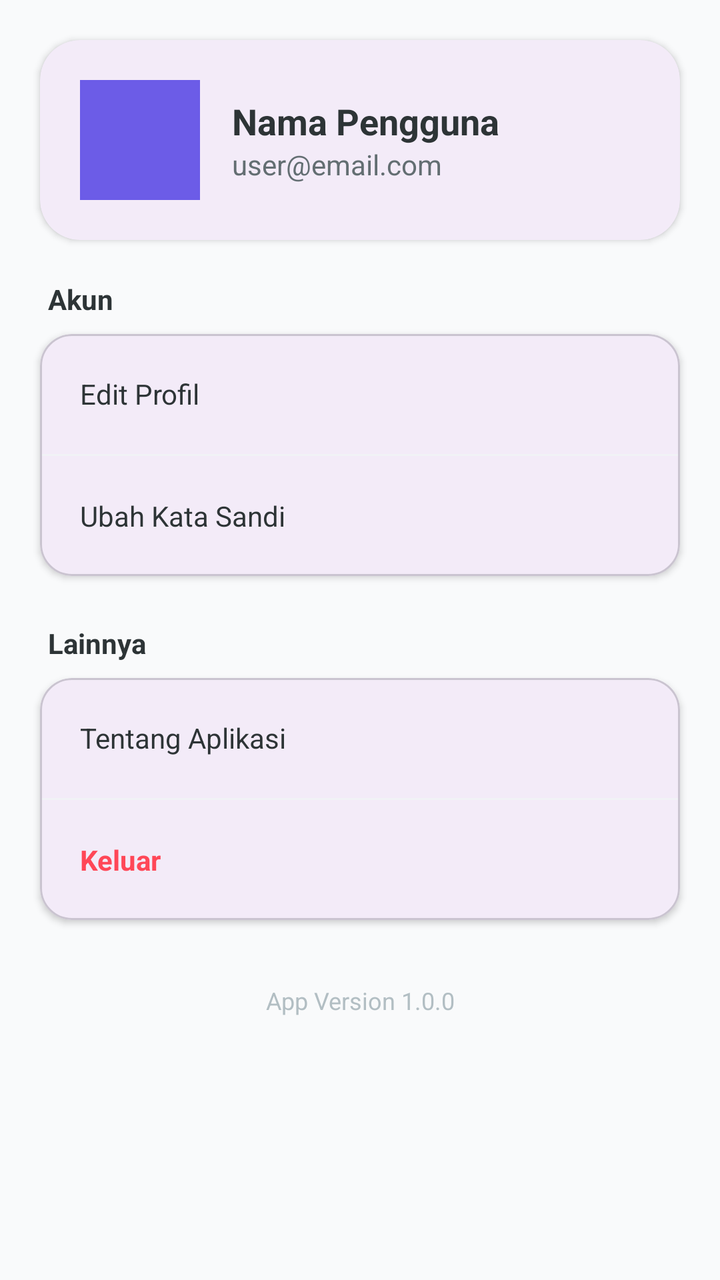
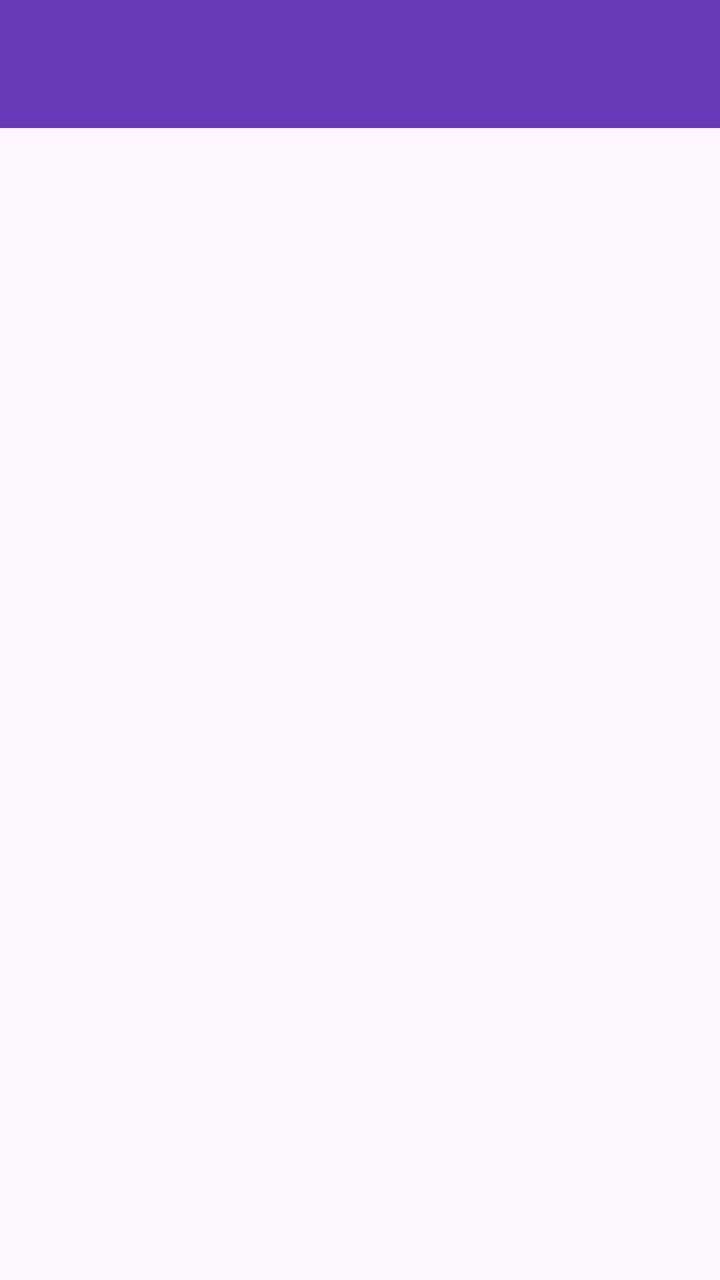

Before-and-after screenshots of an Android layout around one commit, followed by the original layout XML and the change that was made.
<!-- AndroidManifest.xml: application theme Theme.NauraApps -->
<!-- res/layout/fragment_more.xml -->
<?xml version="1.0" encoding="utf-8"?>
<androidx.core.widget.NestedScrollView xmlns:android="http://schemas.android.com/apk/res/android"
    xmlns:app="http://schemas.android.com/apk/res-auto"
    xmlns:tools="http://schemas.android.com/tools"
    android:layout_width="match_parent"
    android:layout_height="match_parent"
    android:background="#F9FAFB"
    tools:context=".More.MoreFragment">

    <LinearLayout
        android:layout_width="match_parent"
        android:layout_height="wrap_content"
        android:orientation="vertical"
        android:paddingBottom="40dp">

        <com.google.android.material.card.MaterialCardView
            android:layout_width="match_parent"
            android:layout_height="wrap_content"
            android:layout_margin="20dp"
            app:cardCornerRadius="20dp"
            app:cardElevation="2dp"
            app:strokeWidth="0dp">

            <LinearLayout
                android:layout_width="match_parent"
                android:layout_height="wrap_content"
                android:gravity="center_vertical"
                android:orientation="horizontal"
                android:padding="20dp">

                <View
                    android:layout_width="60dp"
                    android:layout_height="60dp"
                    android:background="#DFE6ED"
                    android:backgroundTint="#6C5CE7"
                    android:foreground="@drawable/ic_person"
                    android:foregroundGravity="center" />

                <LinearLayout
                    android:layout_width="wrap_content"
                    android:layout_height="wrap_content"
                    android:layout_marginStart="16dp"
                    android:orientation="vertical">

                    <TextView
                        android:layout_width="wrap_content"
                        android:layout_height="wrap_content"
                        android:text="Nama Pengguna"
                        android:textColor="#2D3436"
                        android:textSize="18sp"
                        android:textStyle="bold" />

                    <TextView
                        android:layout_width="wrap_content"
                        android:layout_height="wrap_content"
                        android:text="user@email.com"
                        android:textColor="#636E72"
                        android:textSize="14sp" />
                </LinearLayout>
            </LinearLayout>
        </com.google.android.material.card.MaterialCardView>

        <TextView
            android:layout_width="wrap_content"
            android:layout_height="wrap_content"
            android:layout_marginHorizontal="24dp"
            android:layout_marginBottom="8dp"
            android:text="Akun"
            android:textColor="#2D3436"
            android:textSize="14sp"
            android:textStyle="bold" />

        <com.google.android.material.card.MaterialCardView
            android:layout_width="match_parent"
            android:layout_height="wrap_content"
            android:layout_marginHorizontal="20dp"
            android:layout_marginBottom="24dp"
            app:cardCornerRadius="16dp"
            app:cardElevation="2dp">

            <LinearLayout
                android:layout_width="match_parent"
                android:layout_height="wrap_content"
                android:orientation="vertical">

                <TextView
                    android:layout_width="match_parent"
                    android:layout_height="60dp"
                    android:gravity="center_vertical"
                    android:paddingHorizontal="20dp"
                    android:text="Edit Profil"
                    android:textColor="#2D3436" />

                <View
                    android:layout_width="match_parent"
                    android:layout_height="1dp"
                    android:background="#F1F2F6" />

                <TextView
                    android:layout_width="match_parent"
                    android:layout_height="60dp"
                    android:gravity="center_vertical"
                    android:paddingHorizontal="20dp"
                    android:text="Ubah Kata Sandi"
                    android:textColor="#2D3436" />

            </LinearLayout>
        </com.google.android.material.card.MaterialCardView>

        <TextView
            android:layout_width="wrap_content"
            android:layout_height="wrap_content"
            android:layout_marginHorizontal="24dp"
            android:layout_marginBottom="8dp"
            android:text="Lainnya"
            android:textColor="#2D3436"
            android:textSize="14sp"
            android:textStyle="bold" />

        <com.google.android.material.card.MaterialCardView
            android:layout_width="match_parent"
            android:layout_height="wrap_content"
            android:layout_marginHorizontal="20dp"
            app:cardCornerRadius="16dp"
            app:cardElevation="2dp">

            <LinearLayout
                android:layout_width="match_parent"
                android:layout_height="wrap_content"
                android:orientation="vertical">

                <TextView
                    android:layout_width="match_parent"
                    android:layout_height="60dp"
                    android:gravity="center_vertical"
                    android:paddingHorizontal="20dp"
                    android:text="Tentang Aplikasi"
                    android:textColor="#2D3436" />

                <View
                    android:layout_width="match_parent"
                    android:layout_height="1dp"
                    android:background="#F1F2F6" />

                <TextView
                    android:layout_width="match_parent"
                    android:layout_height="60dp"
                    android:gravity="center_vertical"
                    android:paddingHorizontal="20dp"
                    android:text="Keluar"
                    android:textColor="#FF4757"
                    android:textStyle="bold" />

            </LinearLayout>
        </com.google.android.material.card.MaterialCardView>

        <TextView
            android:layout_width="match_parent"
            android:layout_height="wrap_content"
            android:layout_marginTop="32dp"
            android:gravity="center"
            android:text="App Version 1.0.0"
            android:textColor="#B2BEC3"
            android:textSize="12sp" />

    </LinearLayout>
</androidx.core.widget.NestedScrollView>
<!-- resources referenced by this layout -->
<resources>
  <!-- drawable ic_person (drawable) -->
  <vector xmlns:android="http://schemas.android.com/apk/res/android" android:height="24dp" android:tint="#000000" android:viewportHeight="960" android:viewportWidth="960" android:width="24dp">
        
      <path android:fillColor="@android:color/white" android:pathData="M200,760L200,760Q200,760 200,760Q200,760 200,760L200,200Q200,200 200,200Q200,200 200,200L200,200Q200,200 200,200Q200,200 200,200L200,379Q200,370 200,365Q200,360 200,360Q200,360 200,412.5Q200,465 200,540Q200,563 200,585Q200,607 200,627Q200,644 200,675Q200,706 200,760ZM280,520L501,520Q503,498 511,478Q519,458 531,440L280,440L280,520ZM280,680L437,680Q454,660 476,647.5Q498,635 522,627Q518,621 515,614Q512,607 510,600L280,600L280,680ZM280,360L680,360Q680,360 680,360Q680,360 680,360L680,280L280,280L280,360ZM200,840Q167,840 143.5,816.5Q120,793 120,760L120,200Q120,167 143.5,143.5Q167,120 200,120L760,120Q793,120 816.5,143.5Q840,167 840,200L840,458Q826,432 806,412Q786,392 760,379L760,200Q760,200 760,200Q760,200 760,200L200,200Q200,200 200,200Q200,200 200,200L200,760Q200,760 200,760Q200,760 200,760L402,760Q401,766 400.5,772Q400,778 400,784L400,840L200,840ZM609,611Q580,582 580,540Q580,498 609,469Q638,440 680,440Q722,440 751,469Q780,498 780,540Q780,582 751,611Q722,640 680,640Q638,640 609,611ZM480,840L480,784Q480,760 492.5,739.5Q505,719 528,710Q564,695 602.5,687.5Q641,680 680,680Q719,680 757.5,687.5Q796,695 832,710Q855,719 867.5,739.5Q880,760 880,784L880,840L480,840Z"/>
      
  </vector>
  <style name="Theme.NauraApps" parent="Base.Theme.NauraApps" />
  <style name="Base.Theme.NauraApps" parent="Theme.Material3.DayNight.NoActionBar">
          
          
      </style>
</resources>

<!-- the commit's change to res/layout/fragment_more.xml (unified diff, before → after) -->
@@ -1,167 +1,32 @@
 <?xml version="1.0" encoding="utf-8"?>
-<androidx.core.widget.NestedScrollView xmlns:android="http://schemas.android.com/apk/res/android"
+<androidx.coordinatorlayout.widget.CoordinatorLayout
+    xmlns:android="http://schemas.android.com/apk/res/android"
     xmlns:app="http://schemas.android.com/apk/res-auto"
     xmlns:tools="http://schemas.android.com/tools"
     android:layout_width="match_parent"
     android:layout_height="match_parent"
-    android:background="#F9FAFB"
     tools:context=".More.MoreFragment">
 
-    <LinearLayout
+    <com.google.android.material.appbar.AppBarLayout
+        android:id="@+id/appBarLayout"
         android:layout_width="match_parent"
         android:layout_height="wrap_content"
-        android:orientation="vertical"
-        android:paddingBottom="40dp">
+        android:theme="@style/ThemeOverlay.AppCompat.Dark.ActionBar">
 
-        <com.google.android.material.card.MaterialCardView
+        <androidx.appcompat.widget.Toolbar
+            android:id="@+id/toolbar"
             android:layout_width="match_parent"
-            android:layout_height="wrap_content"
-            android:layout_margin="20dp"
-            app:cardCornerRadius="20dp"
-            app:cardElevation="2dp"
-            app:strokeWidth="0dp">
+            android:layout_height="?attr/actionBarSize"
+            android:background="@color/deep_purple_accent"
+            app:layout_scrollFlags="scroll|enterAlways"
+            app:titleTextColor="@android:color/white" />
 
-            <LinearLayout
-                android:layout_width="match_parent"
-                android:layout_height="wrap_content"
-                android:gravity="center_vertical"
-                android:orientation="horizontal"
-                android:padding="20dp">
+    </com.google.android.material.appbar.AppBarLayout>
 
-                <View
-                    android:layout_width="60dp"
-                    android:layout_height="60dp"
-                    android:background="#DFE6ED"
-                    android:backgroundTint="#6C5CE7"
-                    android:foreground="@drawable/ic_person"
-                    android:foregroundGravity="center" />
+    <ListView
+        android:id="@+id/listViewItems"
+        android:layout_width="match_parent"
+        android:layout_height="match_parent"
+        app:layout_behavior="@string/appbar_scrolling_view_behavior" />
 
-                <LinearLayout
-                    android:layout_width="wrap_content"
-                    android:layout_height="wrap_content"
-                    android:layout_marginStart="16dp"
-                    android:orientation="vertical">
-
-                    <TextView
-                        android:layout_width="wrap_content"
-                        android:layout_height="wrap_content"
-                        android:text="Nama Pengguna"
-                        android:textColor="#2D3436"
-                        android:textSize="18sp"
-                        android:textStyle="bold" />
-
-                    <TextView
-                        android:layout_width="wrap_content"
-                        android:layout_height="wrap_content"
-                        android:text="user@email.com"
-                        android:textColor="#636E72"
-                        android:textSize="14sp" />
-                </LinearLayout>
-            </LinearLayout>
-        </com.google.android.material.card.MaterialCardView>
-
-        <TextView
-            android:layout_width="wrap_content"
-            android:layout_height="wrap_content"
-            android:layout_marginHorizontal="24dp"
-            android:layout_marginBottom="8dp"
-            android:text="Akun"
-            android:textColor="#2D3436"
-            android:textSize="14sp"
-            android:textStyle="bold" />
-
-        <com.google.android.material.card.MaterialCardView
-            android:layout_width="match_parent"
-            android:layout_height="wrap_content"
-            android:layout_marginHorizontal="20dp"
-            android:layout_marginBottom="24dp"
-            app:cardCornerRadius="16dp"
-            app:cardElevation="2dp">
-
-            <LinearLayout
-                android:layout_width="match_parent"
-                android:layout_height="wrap_content"
-                android:orientation="vertical">
-
-                <TextView
-                    android:layout_width="match_parent"
-                    android:layout_height="60dp"
-                    android:gravity="center_vertical"
-                    android:paddingHorizontal="20dp"
-                    android:text="Edit Profil"
-                    android:textColor="#2D3436" />
-
-                <View
-                    android:layout_width="match_parent"
-                    android:layout_height="1dp"
-                    android:background="#F1F2F6" />
-
-                <TextView
-                    android:layout_width="match_parent"
-                    android:layout_height="60dp"
-                    android:gravity="center_vertical"
-                    android:paddingHorizontal="20dp"
-                    android:text="Ubah Kata Sandi"
-                    android:textColor="#2D3436" />
-
-            </LinearLayout>
-        </com.google.android.material.card.MaterialCardView>
-
-        <TextView
-            android:layout_width="wrap_content"
-            android:layout_height="wrap_content"
-            android:layout_marginHorizontal="24dp"
-            android:layout_marginBottom="8dp"
-            android:text="Lainnya"
-            android:textColor="#2D3436"
-            android:textSize="14sp"
-            android:textStyle="bold" />
-
-        <com.google.android.material.card.MaterialCardView
-            android:layout_width="match_parent"
-            android:layout_height="wrap_content"
-            android:layout_marginHorizontal="20dp"
-            app:cardCornerRadius="16dp"
-            app:cardElevation="2dp">
-
-            <LinearLayout
-                android:layout_width="match_parent"
-                android:layout_height="wrap_content"
-                android:orientation="vertical">
-
-                <TextView
-                    android:layout_width="match_parent"
-                    android:layout_height="60dp"
-                    android:gravity="center_vertical"
-                    android:paddingHorizontal="20dp"
-                    android:text="Tentang Aplikasi"
-                    android:textColor="#2D3436" />
-
-                <View
-                    android:layout_width="match_parent"
-                    android:layout_height="1dp"
-                    android:background="#F1F2F6" />
-
-                <TextView
-                    android:layout_width="match_parent"
-                    android:layout_height="60dp"
-                    android:gravity="center_vertical"
-                    android:paddingHorizontal="20dp"
-                    android:text="Keluar"
-                    android:textColor="#FF4757"
-                    android:textStyle="bold" />
-
-            </LinearLayout>
-        </com.google.android.material.card.MaterialCardView>
-
-        <TextView
-            android:layout_width="match_parent"
-            android:layout_height="wrap_content"
-            android:layout_marginTop="32dp"
-            android:gravity="center"
-            android:text="App Version 1.0.0"
-            android:textColor="#B2BEC3"
-            android:textSize="12sp" />
-
-    </LinearLayout>
-</androidx.core.widget.NestedScrollView>
+</androidx.coordinatorlayout.widget.CoordinatorLayout>
<!-- resource entries referenced after the edit -->
@@ -1,11 +1,6 @@
 <!-- resources referenced by this layout -->
 <resources>
-  <!-- drawable ic_person (drawable) -->
-  <vector xmlns:android="http://schemas.android.com/apk/res/android" android:height="24dp" android:tint="#000000" android:viewportHeight="960" android:viewportWidth="960" android:width="24dp">
-        
-      <path android:fillColor="@android:color/white" android:pathData="M200,760L200,760Q200,760 200,760Q200,760 200,760L200,200Q200,200 200,200Q200,200 200,200L200,200Q200,200 200,200Q200,200 200,200L200,379Q200,370 200,365Q200,360 200,360Q200,360 200,412.5Q200,465 200,540Q200,563 200,585Q200,607 200,627Q200,644 200,675Q200,706 200,760ZM280,520L501,520Q503,498 511,478Q519,458 531,440L280,440L280,520ZM280,680L437,680Q454,660 476,647.5Q498,635 522,627Q518,621 515,614Q512,607 510,600L280,600L280,680ZM280,360L680,360Q680,360 680,360Q680,360 680,360L680,280L280,280L280,360ZM200,840Q167,840 143.5,816.5Q120,793 120,760L120,200Q120,167 143.5,143.5Q167,120 200,120L760,120Q793,120 816.5,143.5Q840,167 840,200L840,458Q826,432 806,412Q786,392 760,379L760,200Q760,200 760,200Q760,200 760,200L200,200Q200,200 200,200Q200,200 200,200L200,760Q200,760 200,760Q200,760 200,760L402,760Q401,766 400.5,772Q400,778 400,784L400,840L200,840ZM609,611Q580,582 580,540Q580,498 609,469Q638,440 680,440Q722,440 751,469Q780,498 780,540Q780,582 751,611Q722,640 680,640Q638,640 609,611ZM480,840L480,784Q480,760 492.5,739.5Q505,719 528,710Q564,695 602.5,687.5Q641,680 680,680Q719,680 757.5,687.5Q796,695 832,710Q855,719 867.5,739.5Q880,760 880,784L880,840L480,840Z"/>
-      
-  </vector>
+  <color name="deep_purple_accent">#673AB7</color>
   <style name="Theme.NauraApps" parent="Base.Theme.NauraApps" />
   <style name="Base.Theme.NauraApps" parent="Theme.Material3.DayNight.NoActionBar">
           
